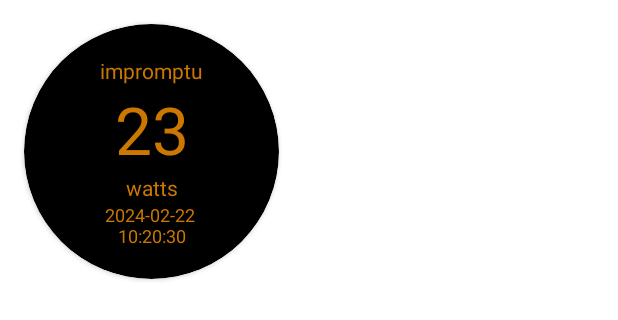
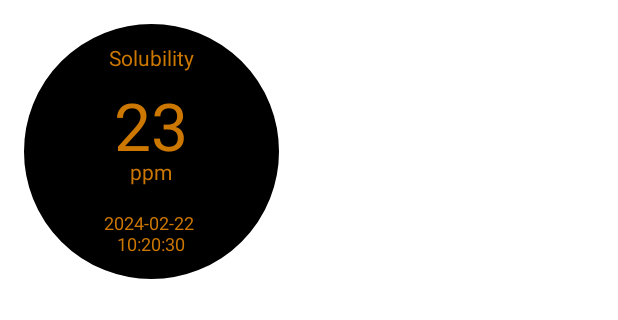
Before and after one commit to adisingh925/Reef, an Android app: the layout single_value_type_2.xml on its own in the app's theme, with its tools: preview values and no code run, on a phone screen of 412 x 824 dp. Shown: the top 320 px of the screen. Run offline under Robolectric (Android 15) with nearby library versions, the phone set to English and light mode, and no system bars.

Commit message:
custom widgets done

```diff
--- /dev/null
+++ b/app/src/main/java/app/android/damien/reef/widgetprovider/Focustronic2RectangleWidget.kt
@@ -0,0 +1,6 @@
+package app.android.damien.reef.widgetprovider
+
+import android.appwidget.AppWidgetProvider
+
+class Focustronic2RectangleWidget : AppWidgetProvider() {
+}
--- /dev/null
+++ b/app/src/main/java/app/android/damien/reef/widgetprovider/FocustronicSingleValueType1.kt
@@ -0,0 +1,6 @@
+package app.android.damien.reef.widgetprovider
+
+import android.appwidget.AppWidgetProvider
+
+class FocustronicSingleValueType1 : AppWidgetProvider() {
+}
--- /dev/null
+++ b/app/src/main/java/app/android/damien/reef/widgetprovider/FocustronicSingleValueType2.kt
@@ -0,0 +1,6 @@
+package app.android.damien.reef.widgetprovider
+
+import android.appwidget.AppWidgetProvider
+
+class FocustronicSingleValueType2 : AppWidgetProvider() {
+}
--- /dev/null
+++ b/app/src/main/res/drawable/linear_layout_corner_radius_black_circular.xml
@@ -0,0 +1,25 @@
+<shape
+    xmlns:android="http://schemas.android.com/apk/res/android"
+    android:shape="rectangle"   >
+
+    <solid
+        android:color="#000000" >
+    </solid>
+
+    <stroke
+        android:width="2dp"
+        android:color="#000000" >
+    </stroke>
+
+    <padding
+        android:left="5dp"
+        android:top="5dp"
+        android:right="5dp"
+        android:bottom="5dp">
+    </padding>
+
+    <corners
+        android:radius="1000dp">
+    </corners>
+
+</shape>
--- a/app/src/main/res/layout/custom_widget_layout.xml
+++ b/app/src/main/res/layout/custom_widget_layout.xml
@@ -65,6 +65,7 @@
             android:layout_height="wrap_content"
             android:layout_weight="1"
             android:gravity="start"
+            android:layout_gravity="bottom"
             android:textColor="@color/white"
             android:layout_marginStart="@dimen/medium_margin"
             android:layout_marginBottom="@dimen/medium_margin"
--- a/app/src/main/res/layout/single_value_type_2.xml
+++ b/app/src/main/res/layout/single_value_type_2.xml
@@ -1,65 +1,53 @@
 <?xml version="1.0" encoding="utf-8"?>
-<androidx.cardview.widget.CardView xmlns:android="http://schemas.android.com/apk/res/android"
+<LinearLayout xmlns:android="http://schemas.android.com/apk/res/android"
+    xmlns:app="http://schemas.android.com/apk/res-auto"
     android:layout_width="170dp"
-    xmlns:app="http://schemas.android.com/apk/res-auto"
+    android:layout_height="170dp"
     android:layout_margin="@dimen/medium_margin"
-    app:cardCornerRadius="100dp"
-    app:cardBackgroundColor="#000000"
-    android:layout_height="170dp">
-
-    <androidx.constraintlayout.widget.ConstraintLayout
-        android:layout_width="match_parent"
-        android:layout_height="match_parent">
+    android:orientation="vertical"
+    android:background="@drawable/linear_layout_corner_radius_black_circular"
+    app:cardCornerRadius="100dp">
 
     <TextView
         android:id="@+id/heading"
+        android:layout_marginTop="@dimen/small_margin"
+        android:layout_width="wrap_content"
+        android:layout_height="0dp"
+        android:layout_weight="0.5"
+        android:text="Solubility"
         android:textColor="#cc7700"
-            android:layout_width="wrap_content"
-            app:layout_constraintLeft_toLeftOf="parent"
-            app:layout_constraintRight_toRightOf="parent"
-            app:layout_constraintTop_toTopOf="parent"
-            android:text="impromptu"
-            app:layout_constraintVertical_chainStyle="packed"
-            app:layout_constraintBottom_toTopOf="@id/value"
         android:textSize="14sp"
-            android:layout_height="wrap_content"/>
+        android:layout_gravity="center"/>
 
     <TextView
         android:id="@+id/value"
+        android:layout_width="wrap_content"
+        android:layout_height="0dp"
+        android:layout_weight="1"
+        android:text="23"
         android:textColor="#cc7700"
-            android:layout_width="wrap_content"
-            app:layout_constraintTop_toBottomOf="@id/heading"
-            app:layout_constraintLeft_toLeftOf="parent"
-            app:layout_constraintRight_toRightOf="parent"
         android:textSize="@dimen/heading_font_size"
-            android:text="23"
-            app:layout_constraintBottom_toTopOf="@id/unit"
-            android:layout_height="wrap_content"/>
+        android:layout_gravity="center"/>
 
     <TextView
         android:id="@+id/unit"
+        android:layout_width="wrap_content"
+        android:layout_height="0dp"
+        android:layout_weight="0.5"
+        android:text="ppm"
         android:textColor="#cc7700"
-            app:layout_constraintTop_toBottomOf="@id/value"
-            app:layout_constraintLeft_toLeftOf="parent"
-            app:layout_constraintRight_toRightOf="parent"
-            android:text="watts"
         android:textSize="14sp"
-            app:layout_constraintBottom_toTopOf="@id/timestamp"
-            android:layout_width="wrap_content"
-            android:layout_height="wrap_content"/>
+        android:layout_gravity="center"/>
 
     <TextView
+        android:id="@+id/timestamp"
+        android:layout_width="wrap_content"
+        android:layout_height="0dp"
+        android:layout_weight="1"
+        android:gravity="center"
+        android:text="2024-02-22 \n10:20:30"
         android:textColor="#cc7700"
-            android:id="@+id/timestamp"
-            app:layout_constraintBottom_toBottomOf="parent"
-            app:layout_constraintTop_toBottomOf="@id/unit"
-            app:layout_constraintLeft_toLeftOf="parent"
         android:textSize="12sp"
-            app:layout_constraintRight_toRightOf="parent"
-            android:text="2024-02-22 \n10:20:30"
-            android:gravity="center"
-            android:layout_width="wrap_content"
-            android:layout_height="wrap_content"/>
-    </androidx.constraintlayout.widget.ConstraintLayout>
+        android:layout_gravity="center" />
 
-</androidx.cardview.widget.CardView>
+</LinearLayout>
```
Also changed, not shown: app/src/main/AndroidManifest.xml (+48 -0 lines), app/src/main/java/app/android/damien/reef/fragments/CustomWidgetAddEditScreen.kt (+6 -4 lines), app/src/main/res/drawable/linear_layout_corner_radius_black.xml (added, +25 -0 lines), app/src/main/res/layout/single_value_type_1.xml (+37 -29 lines), app/src/main/res/layout/two_rectangle_widget.xml (+59 -80 lines), app/src/main/res/xml/focustronic_2_rectangle_widget_info.xml (added, +10 -0 lines), app/src/main/res/xml/focustronic_single_value_type_1_widget_info.xml (added, +10 -0 lines), app/src/main/res/xml/focustronic_single_value_type_2_widget_info.xml (added, +10 -0 lines). Lines whose indentation alone changed are shown as unchanged.
